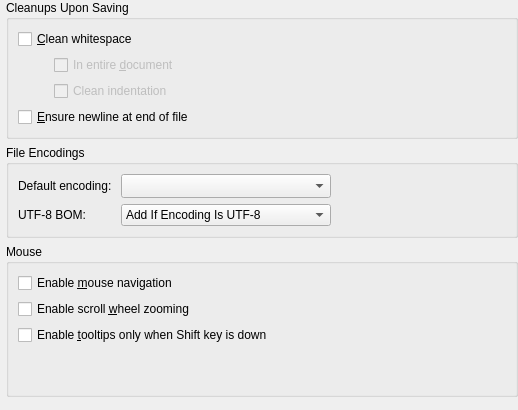
First picture: the form in src/plugins/texteditor/behaviorsettingswidget.ui, repository qt-creator/qt-creator, before the edit.
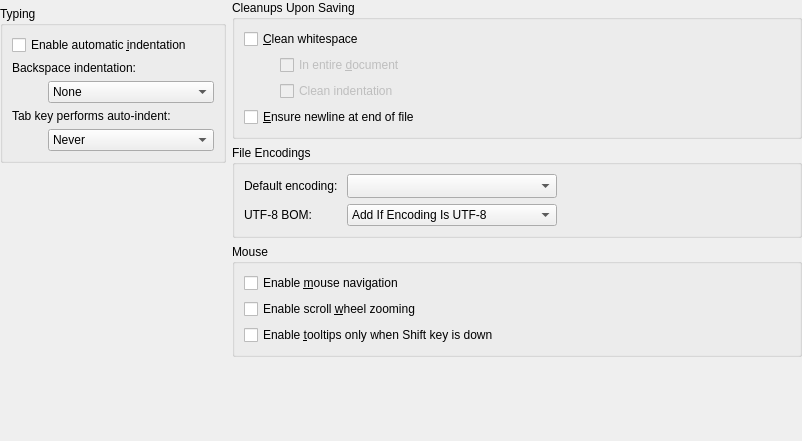
Second picture: the form after the edit. Custom widgets are drawn as their Qt base class.

What changed in the file:
```diff
--- a/src/plugins/texteditor/behaviorsettingswidget.ui
+++ b/src/plugins/texteditor/behaviorsettingswidget.ui
@@ -6,25 +6,152 @@
    <rect>
     <x>0</x>
     <y>0</y>
-    <width>518</width>
-    <height>410</height>
+    <width>802</width>
+    <height>441</height>
    </rect>
   </property>
-  <layout class="QGridLayout" name="gridLayout_3">
+  <layout class="QHBoxLayout" name="horizontalLayout">
    <property name="margin">
     <number>0</number>
    </property>
-   <item row="0" column="0" rowspan="3">
-    <widget class="TextEditor::TabPreferencesWidget" name="tabPreferencesWidget" native="true">
+   <item>
+    <layout class="QVBoxLayout" name="verticalLayout_2">
+     <item>
+      <widget class="TextEditor::SimpleCodeStylePreferencesWidget" name="tabPreferencesWidget" native="true"/>
+     </item>
+     <item>
+      <widget class="QGroupBox" name="groupBoxTyping">
+       <property name="title">
+        <string>Typing</string>
+       </property>
+       <property name="flat">
+        <bool>false</bool>
+       </property>
+       <layout class="QGridLayout" name="gridLayout_3">
+        <item row="0" column="0" colspan="2">
+         <widget class="QCheckBox" name="autoIndent">
+          <property name="text">
+           <string>Enable automatic &amp;indentation</string>
+          </property>
+         </widget>
+        </item>
+        <item row="1" column="0" colspan="2">
+         <widget class="QLabel" name="smartBackspaceLabel">
+          <property name="text">
+           <string>Backspace indentation:</string>
+          </property>
+         </widget>
+        </item>
+        <item row="2" column="1">
+         <widget class="QComboBox" name="smartBackspaceBehavior">
      <property name="sizePolicy">
-      <sizepolicy hsizetype="Fixed" vsizetype="Preferred">
+           <sizepolicy hsizetype="MinimumExpanding" vsizetype="Fixed">
        <horstretch>0</horstretch>
        <verstretch>0</verstretch>
       </sizepolicy>
      </property>
-    </widget>
-   </item>
-   <item row="0" column="1">
+          <property name="toolTip">
+           <string>&lt;html&gt;&lt;head/&gt;&lt;body&gt;
+Specifies how backspace interacts with indentation.
+
+&lt;ul&gt;
+&lt;li&gt;None: No interaction at all. Regular plain backspace behavior.
+&lt;/li&gt;
+
+&lt;li&gt;Follows Previous Indents: In leading white space it will take the cursor back to the nearest indentation level used in previous lines.
+&lt;/li&gt;
+
+&lt;li&gt;Unindents: If the character behind the cursor is a space it behaves as a backtab.
+&lt;/li&gt;
+&lt;/ul&gt;&lt;/body&gt;&lt;/html&gt;
+</string>
+          </property>
+          <item>
+           <property name="text">
+            <string>None</string>
+           </property>
+          </item>
+          <item>
+           <property name="text">
+            <string>Follows Previous Indents</string>
+           </property>
+          </item>
+          <item>
+           <property name="text">
+            <string>Unindents</string>
+           </property>
+          </item>
+         </widget>
+        </item>
+        <item row="3" column="0" colspan="2">
+         <widget class="QLabel" name="tabKeyBehaviorLabel">
+          <property name="text">
+           <string>Tab key performs auto-indent:</string>
+          </property>
+         </widget>
+        </item>
+        <item row="4" column="0">
+         <spacer name="horizontalSpacer_5">
+          <property name="orientation">
+           <enum>Qt::Horizontal</enum>
+          </property>
+          <property name="sizeType">
+           <enum>QSizePolicy::Fixed</enum>
+          </property>
+          <property name="sizeHint" stdset="0">
+           <size>
+            <width>30</width>
+            <height>20</height>
+           </size>
+          </property>
+         </spacer>
+        </item>
+        <item row="4" column="1">
+         <widget class="QComboBox" name="tabKeyBehavior">
+          <property name="sizePolicy">
+           <sizepolicy hsizetype="MinimumExpanding" vsizetype="Fixed">
+            <horstretch>0</horstretch>
+            <verstretch>0</verstretch>
+           </sizepolicy>
+          </property>
+          <item>
+           <property name="text">
+            <string>Never</string>
+           </property>
+          </item>
+          <item>
+           <property name="text">
+            <string>Always</string>
+           </property>
+          </item>
+          <item>
+           <property name="text">
+            <string>In Leading White Space</string>
+           </property>
+          </item>
+         </widget>
+        </item>
+       </layout>
+      </widget>
+     </item>
+     <item>
+      <spacer name="verticalSpacer">
+       <property name="orientation">
+        <enum>Qt::Vertical</enum>
+       </property>
+       <property name="sizeHint" stdset="0">
+        <size>
+         <width>28</width>
+         <height>13</height>
+        </size>
+       </property>
+      </spacer>
+     </item>
+    </layout>
+   </item>
+   <item>
+    <layout class="QVBoxLayout" name="verticalLayout_3">
+     <item>
     <widget class="QGroupBox" name="groupBoxStorageSettings">
      <property name="toolTip">
       <string>Cleanup actions which are automatically performed right before the file is saved to disk.</string>
@@ -101,7 +228,7 @@
      </layout>
     </widget>
    </item>
-   <item row="1" column="1">
+     <item>
     <widget class="QGroupBox" name="groupBoxEncodings">
      <property name="title">
       <string>File Encodings</string>
@@ -135,6 +262,9 @@
         <property name="orientation">
          <enum>Qt::Horizontal</enum>
         </property>
+          <property name="sizeType">
+           <enum>QSizePolicy::Expanding</enum>
+          </property>
         <property name="sizeHint" stdset="0">
          <size>
           <width>285</width>
@@ -181,7 +311,7 @@
      </layout>
     </widget>
    </item>
-   <item row="2" column="1">
+     <item>
     <widget class="QGroupBox" name="groupBoxMouse">
      <property name="title">
       <string>Mouse</string>
@@ -208,6 +338,9 @@
         </property>
        </widget>
       </item>
+       </layout>
+      </widget>
+     </item>
       <item>
        <spacer name="verticalSpacer_2">
         <property name="orientation">
@@ -216,34 +349,20 @@
         <property name="sizeHint" stdset="0">
          <size>
           <width>20</width>
-          <height>40</height>
+         <height>10</height>
          </size>
         </property>
        </spacer>
       </item>
      </layout>
-    </widget>
-   </item>
-   <item row="3" column="1">
-    <spacer name="verticalSpacer">
-     <property name="orientation">
-      <enum>Qt::Vertical</enum>
-     </property>
-     <property name="sizeHint" stdset="0">
-      <size>
-       <width>20</width>
-       <height>3</height>
-      </size>
-     </property>
-    </spacer>
    </item>
   </layout>
  </widget>
  <customwidgets>
   <customwidget>
-   <class>TextEditor::TabPreferencesWidget</class>
+   <class>TextEditor::SimpleCodeStylePreferencesWidget</class>
    <extends>QWidget</extends>
-   <header location="global">texteditor/tabpreferenceswidget.h</header>
+   <header location="global">texteditor/simplecodestylepreferenceswidget.h</header>
    <container>1</container>
   </customwidget>
  </customwidgets>
```
Lines whose indentation alone changed are shown as unchanged.
